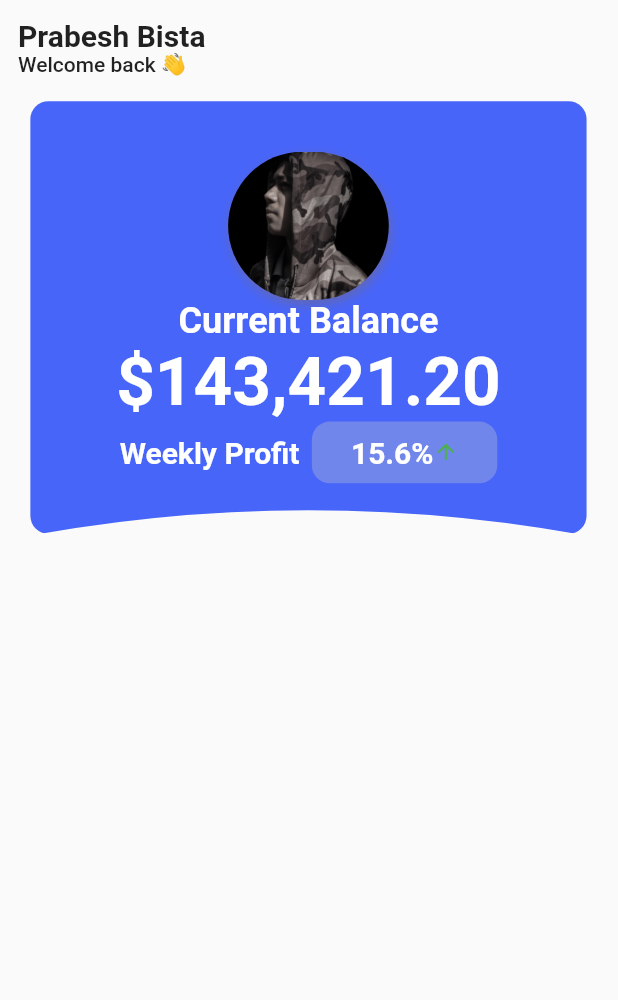
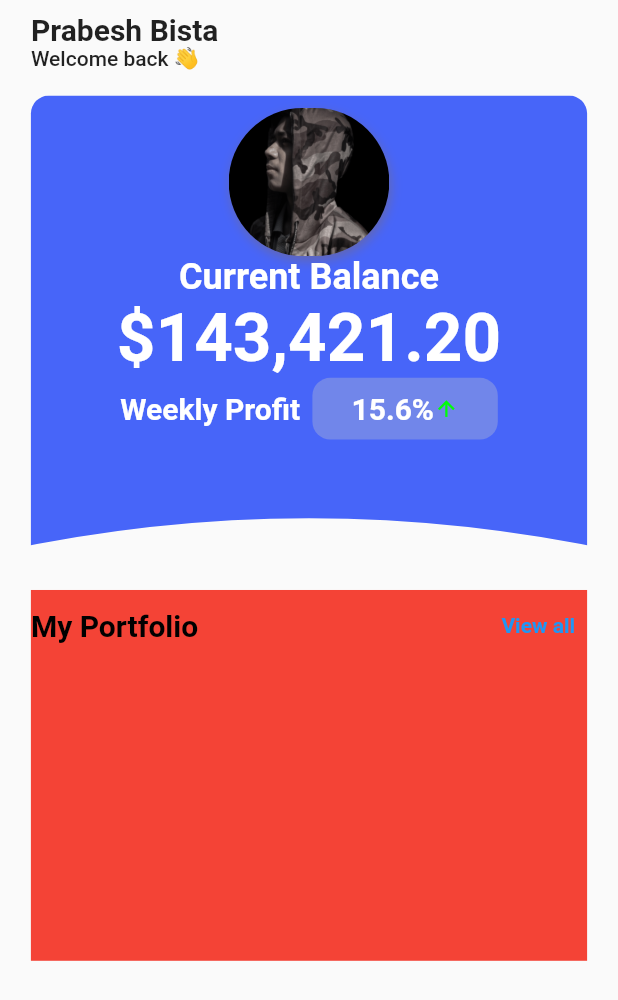
Before and after one commit to PrabeshPP/crypto_app, a Flutter app: the screen it shows after launch, on a phone screen of 412 x 824 dp. Shown: the top 1000 px of the screen. Run offline on Flutter 3.47's test engine with Material 2 defaults, Android fonts, the phone set to English and light mode, and no system bars.

Commit message:
portfolio section

```diff
--- /dev/null
+++ b/lib/model/mybit.dart
@@ -0,0 +1,21 @@
+import 'package:flutter/cupertino.dart';
+import 'package:flutter/material.dart';
+
+class MyBitList {
+  static List<MyBit> list = [
+    MyBit("BitCoin", "BTC", "assets/bitcoin.png", 12000, "2.35%"),
+    MyBit("Ethereum", "ETH", "assets/ethereum.png", 20000, "9.35%"),
+    MyBit("BNB", "BNB", "assets/bnb.png", 2000, "10.35%"),
+
+  ];
+}
+
+class MyBit {
+  final String name;
+  final String shortForm;
+  final String icon;
+  final num totalAmout;
+  final String percentage;
+
+  MyBit(this.name, this.shortForm, this.icon, this.totalAmout, this.percentage);
+}
--- a/lib/view/home/home_page.dart
+++ b/lib/view/home/home_page.dart
@@ -1,5 +1,8 @@
-import 'package:crypto_app/view/home/Widgets/card.dart';
+
 import 'package:flutter/material.dart';
+
+import 'package:crypto_app/view/home/widgets/portfolio/portfolio.dart';
+import 'package:crypto_app/view/home/widgets/card/card.dart';
 
 class HomePage extends StatelessWidget {
   const HomePage({Key? key}) : super(key: key);
@@ -24,8 +27,24 @@ class HomePage extends StatelessWidget {
             child: Column(
               crossAxisAlignment: CrossAxisAlignment.start,
               children: [
-                Padding(
-                  padding: const EdgeInsets.all(12.0),
+                heading(context, size),
+                body(const BalanceCard(), size),
+                body(const PortFolioWidget(), size)
+
+
+              ],
+            ),
+          ),
+        ),
+      ),
+    );
+  }
+}
+
+Widget heading(BuildContext context, Size size) {
+  return Padding(
+    padding: EdgeInsets.only(
+        top: size.height * 0.01, left: size.width * 0.05),
     child: SizedBox(
       child: Column(
         crossAxisAlignment: CrossAxisAlignment.start,
@@ -41,16 +60,15 @@ class HomePage extends StatelessWidget {
             "Welcome back 👋",
             style: Theme.of(context).textTheme.bodyLarge,
           ),
-                        BalanceCard()
         ],
-                    ),
-                  ),
-                ),
-              ],
-            ),
-          ),
       ),
     ),
   );
 }
+
+Widget body(Widget widgetChild,Size size) {
+  return Padding(
+      padding:
+          EdgeInsets.only(top: size.height * 0.02, left: size.width * 0.05),
+          child: widgetChild,);
 }
--- a/lib/view/home/widgets/card.dart
+++ /dev/null
@@ -1,127 +0,0 @@
-// ignore: file_names
-
-import 'package:flutter/material.dart';
-
-class BalanceCard extends StatelessWidget {
-  const BalanceCard({Key? key}) : super(key: key);
-
-  @override
-  Widget build(BuildContext context) {
-    Size size = MediaQuery.of(context).size;
-    return ClipPath(
-      clipBehavior: Clip.antiAlias,
-      clipper: ClipPathClass(),
-      child: Padding(
-        padding: EdgeInsets.symmetric(
-            horizontal: size.width * 0.02, vertical: size.height * 0.02),
-        child: Container(
-          height: size.height * 0.35,
-          width: size.width * 0.9,
-          decoration: BoxDecoration(
-            color: const Color.fromARGB(255, 71, 101, 249),
-            borderRadius: BorderRadius.circular(12.0),
-          ),
-          child: Column(
-            crossAxisAlignment: CrossAxisAlignment.center,
-            mainAxisAlignment: MainAxisAlignment.center,
-            children: [
-              Container(
-                height: size.height * 0.12,
-                width: size.width * 0.26,
-                decoration: BoxDecoration(boxShadow: const [
-                  BoxShadow(
-                      color: Color.fromARGB(125, 126, 105, 105),
-                      offset: Offset(1.0, 3.0),
-                      blurRadius: 5.0),
-                ], borderRadius: BorderRadius.circular(50.0)),
-                child: ClipRRect(
-                  borderRadius: BorderRadius.circular(50.0),
-                  child: Image.asset(
-                    "assets/pp.png",
-                    fit: BoxFit.fill,
-                  ),
-                ),
-              ),
-              Text(
-                "Current Balance",
-                style: Theme.of(context)
-                    .textTheme
-                    .headline5!
-                    .copyWith(color: Colors.white, fontWeight: FontWeight.bold),
-              ),
-              Text(
-                "\$143,421.20",
-                style: Theme.of(context)
-                    .textTheme
-                    .headline3!
-                    .copyWith(color: Colors.white, fontWeight: FontWeight.bold),
-              ),
-              Row(
-                mainAxisAlignment: MainAxisAlignment.center,
-                children: [
-                  Text(
-                    "Weekly Profit",
-                    style: Theme.of(context).textTheme.headline6!.copyWith(
-                        color: Colors.white, fontWeight: FontWeight.bold),
-                  ),
-                  Padding(
-                    padding: EdgeInsets.only(left: size.width * 0.02),
-                    child: Container(
-                      constraints: BoxConstraints(
-                          minHeight: size.height * 0.05,
-                          minWidth: size.width * 0.3),
-                      decoration: BoxDecoration(
-                        borderRadius: BorderRadius.circular(12.0),
-                        color: const Color.fromARGB(82, 203, 203, 203),
-                      ),
-                      child: Row(
-                        crossAxisAlignment: CrossAxisAlignment.center,
-                        mainAxisAlignment: MainAxisAlignment.center,
-                        children: [
-                          Text(
-                            "15.6%",
-                            style: Theme.of(context)
-                                .textTheme
-                                .headline6!
-                                .copyWith(
-                                    color: Colors.white,
-                                    fontWeight: FontWeight.bold),
-                          ),
-                          Icon(
-                            Icons.arrow_upward,
-                            color: Colors.green,
-                            size: size.height * 0.02,
-                          )
-                        ],
-                      ),
-                    ),
-                  ),
-                ],
-              )
-            ],
-          ),
-        ),
-      ),
-    );
-  }
-}
-
-class ClipPathClass extends CustomClipper<Path> {
-  @override
-  Path getClip(Size size) {
-    var path = Path();
-    path.lineTo(-size.width * 0.16, size.height);
-    Offset firstControlPoint = Offset(size.width / 2, size.height * 0.8);
-    Offset firstEndPoint = Offset(size.width * 1.16, size.height);
-    path.quadraticBezierTo(firstControlPoint.dx, firstControlPoint.dy,
-        firstEndPoint.dx, firstEndPoint.dy);
-    path.lineTo(size.width, 0);
-
-    return path;
-  }
-
-  @override
-  bool shouldReclip(covariant CustomClipper<Path> oldClipper) {
-    return false;
-  }
-}
--- /dev/null
+++ b/lib/view/home/widgets/card/card.dart
@@ -0,0 +1,127 @@
+// ignore: file_names
+
+import 'package:flutter/material.dart';
+
+class BalanceCard extends StatelessWidget {
+  const BalanceCard({Key? key}) : super(key: key);
+
+  @override
+  Widget build(BuildContext context) {
+    Size size = MediaQuery.of(context).size;
+    return ClipPath(
+      clipBehavior: Clip.antiAlias,
+      clipper: ClipPathClass(),
+      child: Container(
+        height: size.height * 0.38,
+        width: size.width * 0.9,
+        decoration: BoxDecoration(
+          color: const Color.fromARGB(255, 71, 101, 249),
+          borderRadius: BorderRadius.circular(12.0),
+        ),
+        child: Column(
+          crossAxisAlignment: CrossAxisAlignment.center,
+
+          children: [
+            Padding(
+
+              padding:  EdgeInsets.only(top: size.height*0.01),
+              child: Container(
+                height: size.height * 0.12,
+                width: size.width * 0.26,
+                decoration: BoxDecoration(boxShadow: const [
+                  BoxShadow(
+                      color: Color.fromARGB(125, 126, 105, 105),
+                      offset: Offset(1.0, 3.0),
+                      blurRadius: 5.0),
+                ], borderRadius: BorderRadius.circular(50.0)),
+                child: ClipRRect(
+                  borderRadius: BorderRadius.circular(50.0),
+                  child: Image.asset(
+                    "assets/pp.png",
+                    fit: BoxFit.fill,
+                  ),
+                ),
+              ),
+            ),
+            Text(
+              "Current Balance",
+              style: Theme.of(context)
+                  .textTheme
+                  .headline5!
+                  .copyWith(color: Colors.white, fontWeight: FontWeight.bold),
+            ),
+            Text(
+              "\$143,421.20",
+              style: Theme.of(context)
+                  .textTheme
+                  .headline3!
+                  .copyWith(color: Colors.white, fontWeight: FontWeight.bold),
+            ),
+            Row(
+              mainAxisAlignment: MainAxisAlignment.center,
+              children: [
+                Text(
+                  "Weekly Profit",
+                  style: Theme.of(context).textTheme.headline6!.copyWith(
+                      color: Colors.white, fontWeight: FontWeight.bold),
+                ),
+                Padding(
+                  padding: EdgeInsets.only(left: size.width * 0.02),
+                  child: Container(
+                    constraints: BoxConstraints(
+                        minHeight: size.height * 0.05,
+                        minWidth: size.width * 0.3),
+                    decoration: BoxDecoration(
+                      borderRadius: BorderRadius.circular(12.0),
+                      color: const Color.fromARGB(82, 203, 203, 203),
+                    ),
+                    child: Row(
+                      crossAxisAlignment: CrossAxisAlignment.center,
+                      mainAxisAlignment: MainAxisAlignment.center,
+                      children: [
+                        Text(
+                          "15.6%",
+                          style: Theme.of(context)
+                              .textTheme
+                              .headline6!
+                              .copyWith(
+                                  color: Colors.white,
+                                  fontWeight: FontWeight.bold),
+                        ),
+                        Icon(
+                          Icons.arrow_upward,
+                          color:const Color.fromARGB(255, 0, 255, 8),
+                          size: size.height * 0.02,
+                        )
+                      ],
+                    ),
+                  ),
+                ),
+              ],
+            )
+          ],
+        ),
+      ),
+    );
+  }
+}
+
+class ClipPathClass extends CustomClipper<Path> {
+  @override
+  Path getClip(Size size) {
+    var path = Path();
+    path.lineTo(-size.width * 0.16, size.height);
+    Offset firstControlPoint = Offset(size.width / 2, size.height * 0.8);
+    Offset firstEndPoint = Offset(size.width * 1.16, size.height);
+    path.quadraticBezierTo(firstControlPoint.dx, firstControlPoint.dy,
+        firstEndPoint.dx, firstEndPoint.dy);
+    path.lineTo(size.width, 0);
+
+    return path;
+  }
+
+  @override
+  bool shouldReclip(covariant CustomClipper<Path> oldClipper) {
+    return false;
+  }
+}
--- /dev/null
+++ b/lib/view/home/widgets/portfolio/portfolio.dart
@@ -0,0 +1,39 @@
+import 'package:flutter/material.dart';
+
+
+class PortFolioWidget extends StatelessWidget {
+  const PortFolioWidget({Key? key}) : super(key: key);
+
+  @override
+  Widget build(BuildContext context) {
+    Size size=MediaQuery.of(context).size;
+    return Container(
+      color: Colors.red,
+      height:size.height*0.3 ,
+      width: size.width*0.9,
+      child: Column(
+        children: [
+          Row(
+            mainAxisAlignment: MainAxisAlignment.spaceBetween,
+            children: [
+              Text("My Portfolio",
+              style: Theme.of(context).textTheme.titleLarge!.copyWith(
+                color: Colors.black,
+                fontWeight: FontWeight.bold
+              ),),
+              TextButton(onPressed: (){
+
+              }, child: Text("View all",
+              style: Theme.of(context).textTheme.bodyLarge!.copyWith(
+                color: Colors.blue,
+                fontWeight: FontWeight.bold
+
+              ),),)
+
+            ],
+          )
+        ],
+      ),
+    );
+  }
+}
```
Also changed, not shown: assets/bitcoin.png (added), assets/bnb.png (added), assets/ethereum.png (added). Lines whose indentation alone changed are shown as unchanged.
